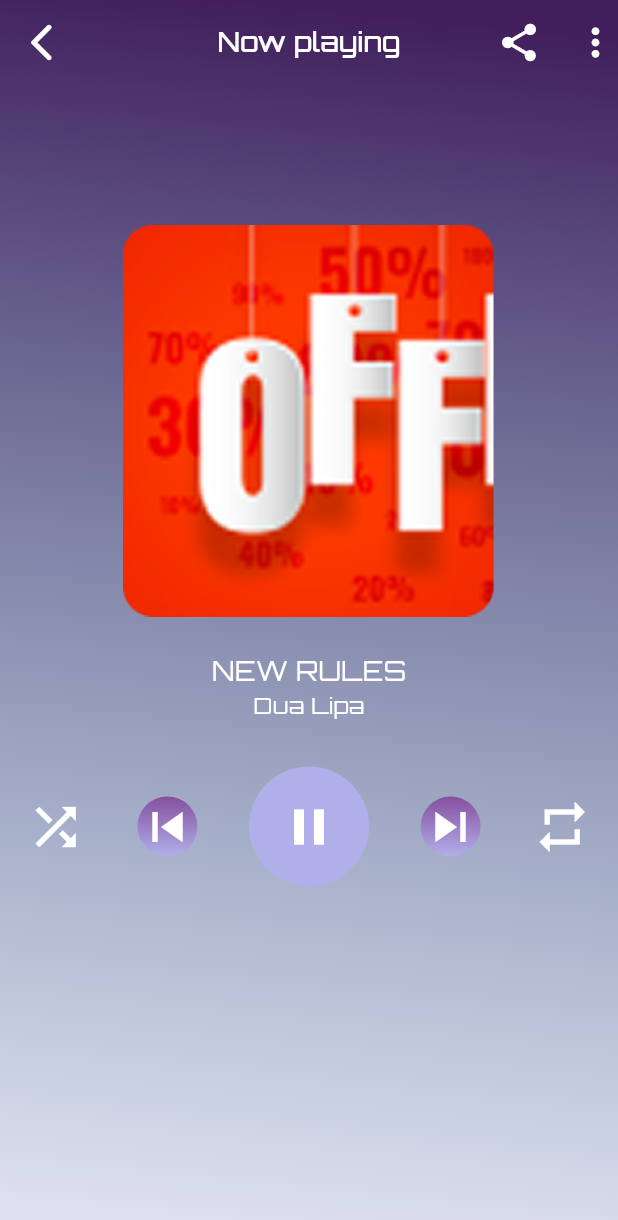
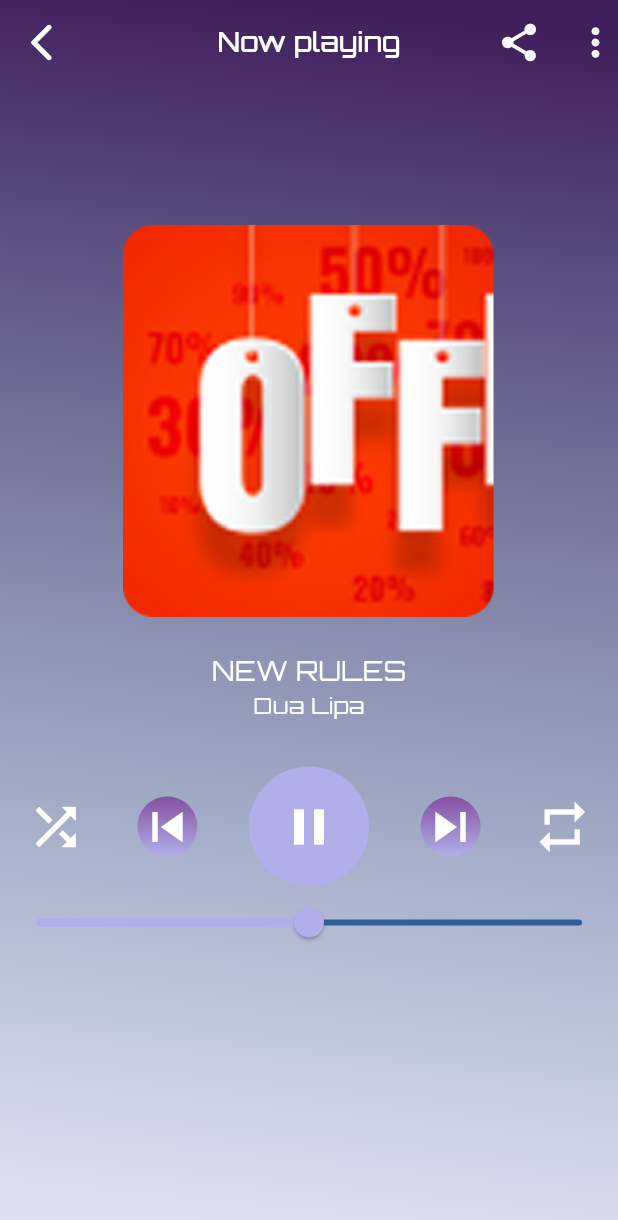
Before and after one commit to Ny6358528/music_app, a Flutter app: the PlayMusicScreen screen opened by its route, on a phone screen of 412 x 824 dp. Shown: the top 1220 px of the screen. Run offline on Flutter 3.47's test engine with Material 3 defaults, Android fonts, the phone set to English and light mode, and no system bars.

Commit message:
add Slider Theme in Play Music Screen

```diff
--- a/lib/core/resources/colors_managers.dart
+++ b/lib/core/resources/colors_managers.dart
@@ -15,7 +15,7 @@ class ColorsManagers{
 
 
   static const Color textfiledColor=Color(0xffB1AFE9);
-
+  static const Color blue3Color=Color(0xff2F5D9A);
 
 
 }
--- a/lib/core/resources/radius_managers.dart
+++ b/lib/core/resources/radius_managers.dart
@@ -3,5 +3,6 @@ class RaduisManagers{
   static const double r10=10;
   static const double r30=30;
   static const double r20=20;
+  static const double r40=40;
 
 }
--- a/lib/feature/play_music/screens/play_muaic_screen.dart
+++ b/lib/feature/play_music/screens/play_muaic_screen.dart
@@ -35,7 +35,12 @@ class PlayMusicScreen extends StatelessWidget {
             CustomImagePlayMusicScreen(),
 
             SizedBox(height: HeightManagers.h30,),
-            CustomButtomControllerPlayMusicScreen()
+            CustomButtomControllerPlayMusicScreen(
+              value: 0.5,
+              onChanged: (value){
+
+              },
+            )
 
 
 
--- a/lib/feature/play_music/widgets/custom_buttom_controller_play_music_screen.dart
+++ b/lib/feature/play_music/widgets/custom_buttom_controller_play_music_screen.dart
@@ -8,12 +8,15 @@ import '../../../core/resources/colors_managers.dart';
 
 class CustomButtomControllerPlayMusicScreen extends StatelessWidget {
   const CustomButtomControllerPlayMusicScreen({
-    super.key,
+    super.key,required this.onChanged, required this.value,
   });
-
+  final ValueChanged<double> onChanged;
+  final double value;
   @override
   Widget build(BuildContext context) {
-    return Row(
+    return Column(
+      children: [
+        Row(
           mainAxisAlignment: MainAxisAlignment.spaceAround,
           children: [
             Icon(Icons.shuffle,color: ColorsManagers.whiteColor,size: 40,),
@@ -36,7 +39,7 @@ class CustomButtomControllerPlayMusicScreen extends StatelessWidget {
 
                 child: Icon(Icons.skip_previous,color: ColorsManagers.whiteColor,size: 40,)),
             CircleAvatar(
-            radius: 40,
+                radius: RaduisManagers.r40,
                 backgroundColor: ColorsManagers.textfiledColor,
                 child: Icon(Icons.pause,color: ColorsManagers.whiteColor,size: FontSize.f40,)),
             Container(
@@ -63,6 +66,18 @@ class CustomButtomControllerPlayMusicScreen extends StatelessWidget {
 
 
           ],
+        ),
+        SliderTheme(
+          data: SliderThemeData(
+            thumbShape: RoundSliderThumbShape()
+          ),
+          child: Slider(value: value, onChanged: onChanged,
+          activeColor: ColorsManagers.textfiledColor,
+            inactiveColor: ColorsManagers.blue3Color,
+
+          ),
+        )
+      ],
     );
   }
 }
```
Lines whose indentation alone changed are shown as unchanged.
